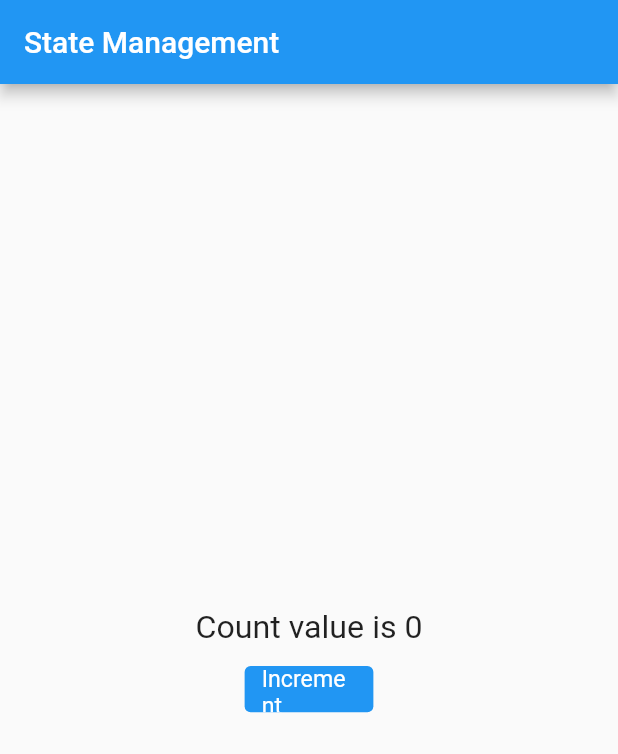
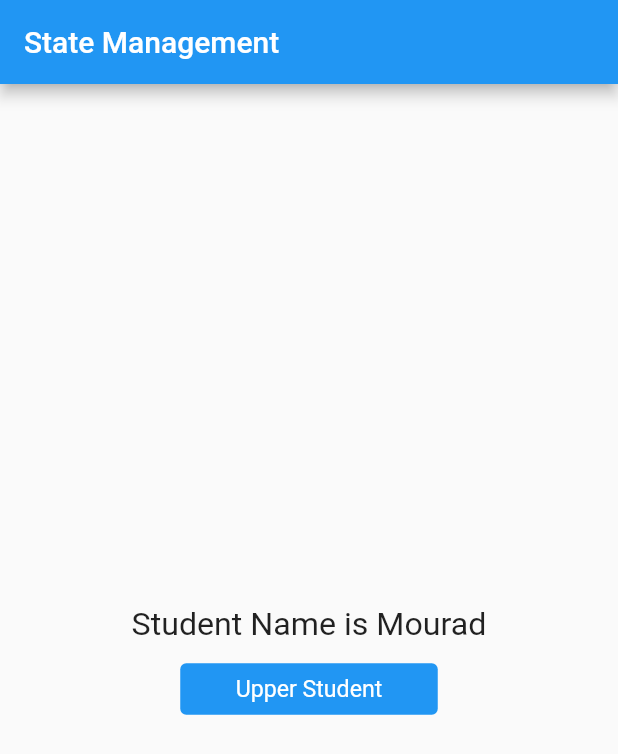
Before and after one commit to mouradneb/getx_training, a Flutter app: the screen it shows after launch, on a phone screen of 412 x 824 dp. Shown: the top 754 px of the screen. Run offline on Flutter 3.47's test engine with Material 2 defaults, Android fonts, the light colour scheme and no system bars; our stand-ins replace flutter_screenutil, get.

Commit message:
Obx with custom class, individual variables Rx, var name = 'Mourad'.obs, ${student.name.value}, student.name.value =, entire class observable,var name, final student = Student(name: 'Mourad', age: 46).obs, ${student.value.name}, student.update((student) {})

```diff
--- /dev/null
+++ b/lib/08_obx_custom_class/08_obx_custom_class.dart
@@ -0,0 +1,65 @@
+import 'package:flutter/material.dart';
+import 'package:flutter_screenutil/flutter_screenutil.dart';
+import 'package:get/get.dart';
+import 'package:getx_training/widgets/custom_text_button.dart';
+
+import 'student.dart';
+
+class ObxCustomClass_08 extends StatelessWidget {
+  //const ObxCustomClass_08({Key? key}) : super(key: key);
+
+  // var student = Student(); // 08 - 01
+  final student = Student(name: "Mourad", age: 46).obs;
+
+  var upperCase = false;
+
+  @override
+  Widget build(BuildContext context) {
+    return ScreenUtilInit(
+      designSize: Size(360, 960),
+      builder: () => GetMaterialApp(
+        debugShowCheckedModeBanner: false,
+        home: Scaffold(
+          appBar: AppBar(
+            title: Text("State Management"),
+          ),
+          body: Center(
+            child: Column(
+              mainAxisAlignment: MainAxisAlignment.center,
+              children: [
+                Obx(() => Text(
+                      //"Student Name is ${student.name.value}", // 08 - 01
+                      "Student Name is ${student.value.name}", // 08 - 02
+                      style: TextStyle(fontSize: 25.sp),
+                    )),
+                SizedBox(height: 16.h),
+                SizedBox(
+                  height: 40.h,
+                  width: 150.w,
+                  child: CustomTextButton(
+                    text: "Upper Student",
+                    onPressed: () {
+                      upperCase = !upperCase;
+                      if (upperCase)
+                        // if individual varianles are observable
+                        // student.name.value = student.name.value.toUpperCase(); // 08 - 01
+                        student.update((student) {
+                          student?.name = student.name.toString().toUpperCase();
+                        });
+                      else
+                        // if individual varianles are observable
+                        // student.name.value = student.name.value.toLowerCase(); // 08 - 01
+                        student.update((student) {
+                          student?.name = student.name.toString().toLowerCase();
+                        });
+                    },
+                  ),
+                )
+              ],
+            ),
+          ),
+        ),
+      ),
+    );
+  }
+}
--- /dev/null
+++ b/lib/08_obx_custom_class/student.dart
@@ -0,0 +1,27 @@
+import 'package:get/get.dart';
+
+class Student {
+  /*  Classes can be made Observable by making individuals variable Rx
+  or by making entire class Observable
+  */
+
+  // individual variables Rx
+  /* var name = "Mourad".obs;
+  var age = 46.obs; */ // 08 - 01
+
+  // to make entire class observable
+  var name;
+  var age;
+  Student({this.name, this.age});
+
+  /* RxString get name => this._name;
+  set name(RxString name) => this._name = name;
+
+  RxInt get age => this._age;
+  set age(RxInt age) => this._age = age;
+
+  Student(this._age, this._name);
+
+  Student.name(this._name);*/
+
+}
--- a/lib/main.dart
+++ b/lib/main.dart
@@ -2,6 +2,7 @@ import 'package:flutter/material.dart';
 import 'package:flutter_screenutil/flutter_screenutil.dart';
 import 'package:get/get.dart';
 import 'package:getx_training/07_state_management_obx.dart';
+import 'package:getx_training/08_obx_custom_class/08_obx_custom_class.dart';
 import 'package:getx_training/widgets/custom_text_button.dart';
 
 void main() => runApp(MyApp());
@@ -9,6 +10,7 @@ void main() => runApp(MyApp());
 class MyApp extends StatelessWidget {
   @override
   Widget build(BuildContext context) {
-    return StateManagement_Obx_07();
+    return // StateManagement_Obx_07()
+        ObxCustomClass_08();
   }
 }
```
